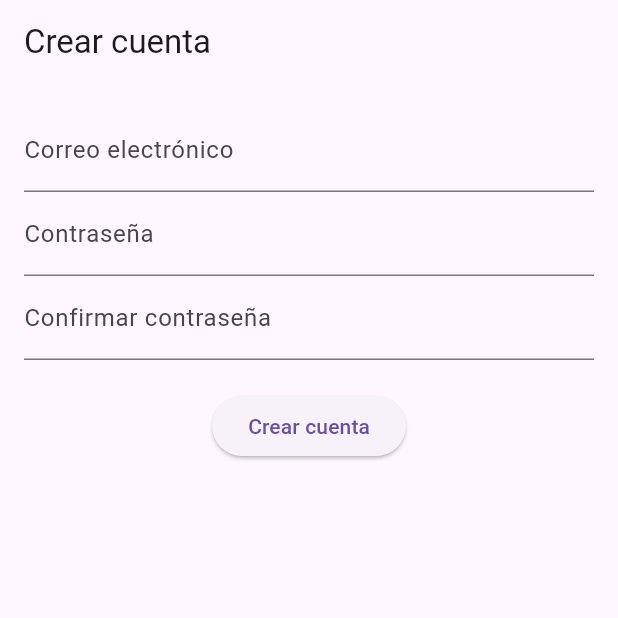
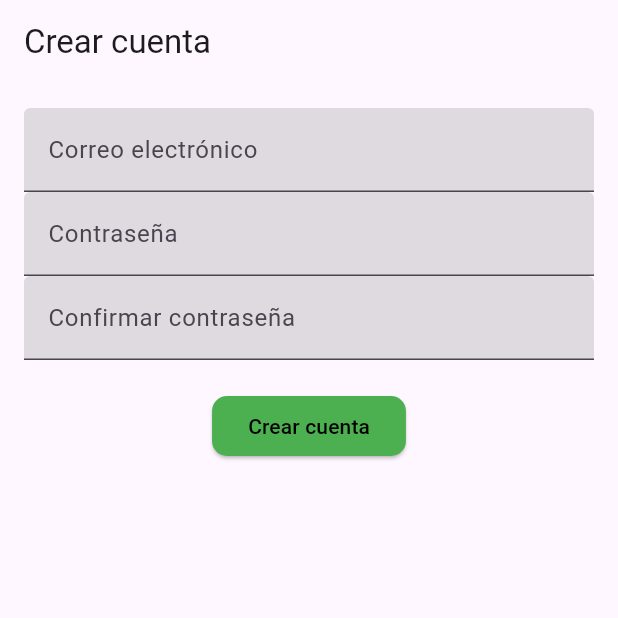
Before and after one commit to Sebastianrtro11/appFlutter, a Flutter app: the screen it shows after launch, after a tap on "Registrarse", on a phone screen of 412 x 824 dp, the top half of it. Run offline on Flutter 3.47's test engine with Material 3 defaults, Android fonts, the phone set to English and light mode, and no system bars; our stand-ins replace firebase_auth, firebase_core; accounts and stored records are empty; network calls fail.

Commit message:
Cambios en estilos

```diff
--- a/lib/screens/create_acount.dart
+++ b/lib/screens/create_acount.dart
@@ -70,22 +70,29 @@ class _CreateAccountScreenState extends State<CreateAccountScreen> {
           children: [
             TextField(
               controller: _emailController,
-              decoration: const InputDecoration(labelText: 'Correo electrónico'),
+              decoration: const InputDecoration(labelText: 'Correo electrónico', filled: true, fillColor: Colors.black12),
             ),
             TextField(
               controller: _passwordController,
-              decoration: const InputDecoration(labelText: 'Contraseña'),
+              decoration: const InputDecoration(labelText: 'Contraseña', filled: true, fillColor: Colors.black12),
               obscureText: true,
             ),
             TextField(
               controller: _confirmPasswordController,
-              decoration: const InputDecoration(labelText: 'Confirmar contraseña'),
+              decoration: const InputDecoration(labelText: 'Confirmar contraseña', filled: true, fillColor: Colors.black12),
               obscureText: true,
             ),
             const SizedBox(height: 20),
             ElevatedButton(
               onPressed: _createAccount,
               child: const Text('Crear cuenta'),
+              style: ElevatedButton.styleFrom(
+                backgroundColor: Colors.green,
+                foregroundColor: Colors.black,
+                shape: RoundedRectangleBorder(
+                  borderRadius: BorderRadius.circular(10),
+                ),
+              ),
             ),
           ],
         ),
--- a/lib/screens/login_screen.dart
+++ b/lib/screens/login_screen.dart
@@ -73,22 +73,36 @@ class _LoginScreenState extends State<LoginScreen> {
             TextField(
               controller: _emailController,
               decoration:
-                  const InputDecoration(labelText: 'Correo electrónico'),
+                  const InputDecoration(labelText: 'Correo electrónico', filled: true, fillColor: Colors.black12),
             ),
             TextField(
               controller: _passwordController,
-              decoration: const InputDecoration(labelText: 'Contraseña'),
+              decoration: const InputDecoration(labelText: 'Contraseña', filled: true, fillColor: Colors.black12),
               obscureText: true,
             ),
             const SizedBox(height: 20),
             ElevatedButton(
               onPressed: _signIn,
               child: const Text('Iniciar sesión'),
+              style: ElevatedButton.styleFrom(
+                backgroundColor: Colors.green,
+                foregroundColor: Colors.black,
+                shape: RoundedRectangleBorder(
+                  borderRadius: BorderRadius.circular(10),
+                ),
+              ),
             ),
             const SizedBox(height: 20),
             ElevatedButton(
               onPressed: _signUp,
               child: const Text('Registrarse'),
+              style: ElevatedButton.styleFrom(
+                backgroundColor: Colors.green,
+                foregroundColor: Colors.black,
+                shape: RoundedRectangleBorder(
+                  borderRadius: BorderRadius.circular(10),
+                ),
+              ),
             ),
           ],
         ),
```
